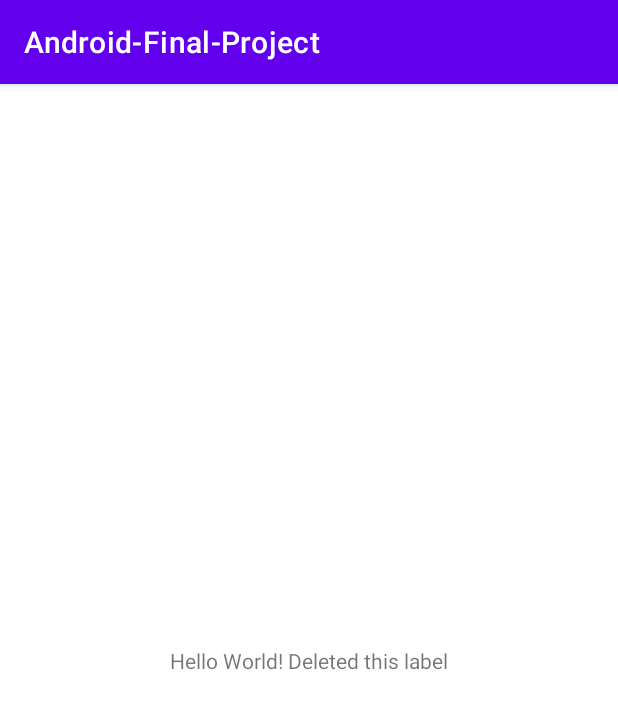
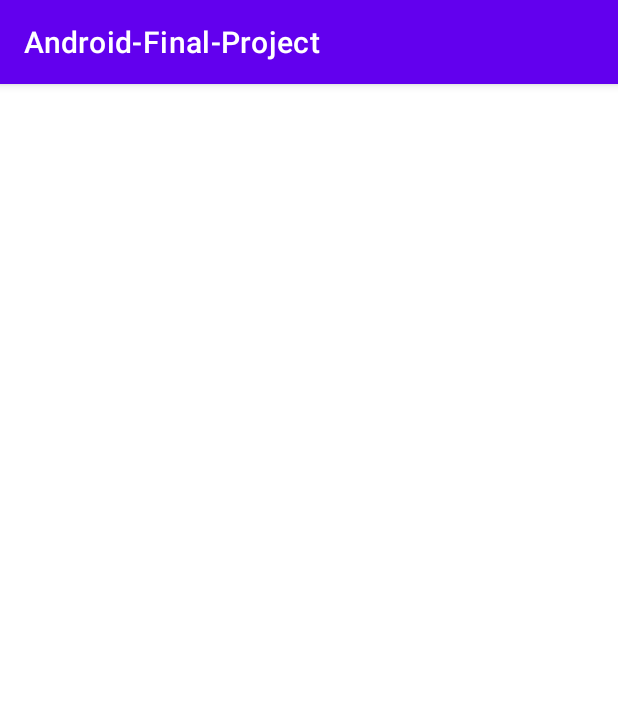
Before and after one commit to yonisho52/Android-Party-Project, an Android app: the screen it shows after launch (MainActivity), on a phone screen of 412 x 824 dp. Shown: the top 709 px of the screen. Run offline under Robolectric (Android 15) with nearby library versions, the phone set to English and light mode, and no system bars.

Commit message:
test again

```diff
--- a/app/src/main/AndroidManifest.xml
+++ b/app/src/main/AndroidManifest.xml
@@ -12,7 +12,6 @@
         <activity android:name=".MainActivity">
             <intent-filter>
                 <action android:name="android.intent.action.MAIN" />
-
                 <category android:name="android.intent.category.LAUNCHER" />
             </intent-filter>
         </activity>
--- a/app/src/main/res/layout/activity_main.xml
+++ b/app/src/main/res/layout/activity_main.xml
@@ -4,15 +4,4 @@
     xmlns:tools="http://schemas.android.com/tools"
     android:layout_width="match_parent"
     android:layout_height="match_parent"
-    tools:context=".MainActivity">
-
-    <TextView
-        android:layout_width="wrap_content"
-        android:layout_height="wrap_content"
-        android:text="Hello World! Deleted this label"
-        app:layout_constraintBottom_toBottomOf="parent"
-        app:layout_constraintLeft_toLeftOf="parent"
-        app:layout_constraintRight_toRightOf="parent"
-        app:layout_constraintTop_toTopOf="parent" />
-
-</androidx.constraintlayout.widget.ConstraintLayout>
+    tools:context=".MainActivity"/>
```
